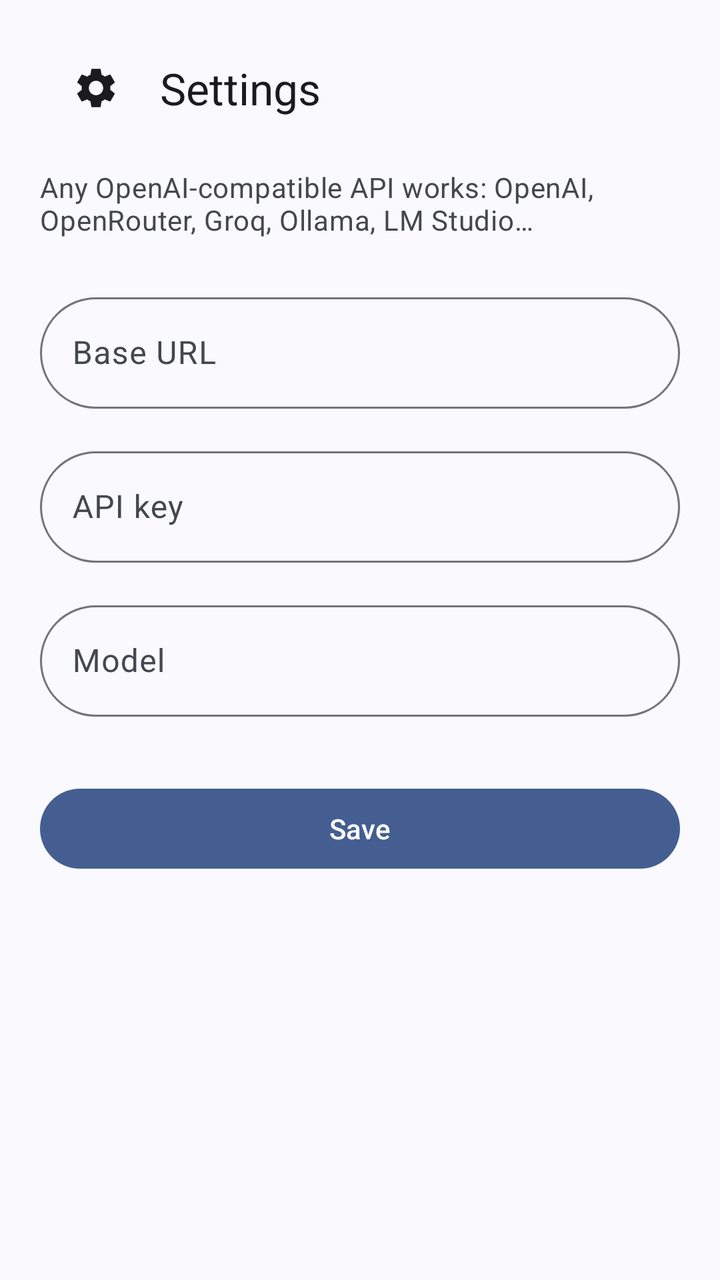
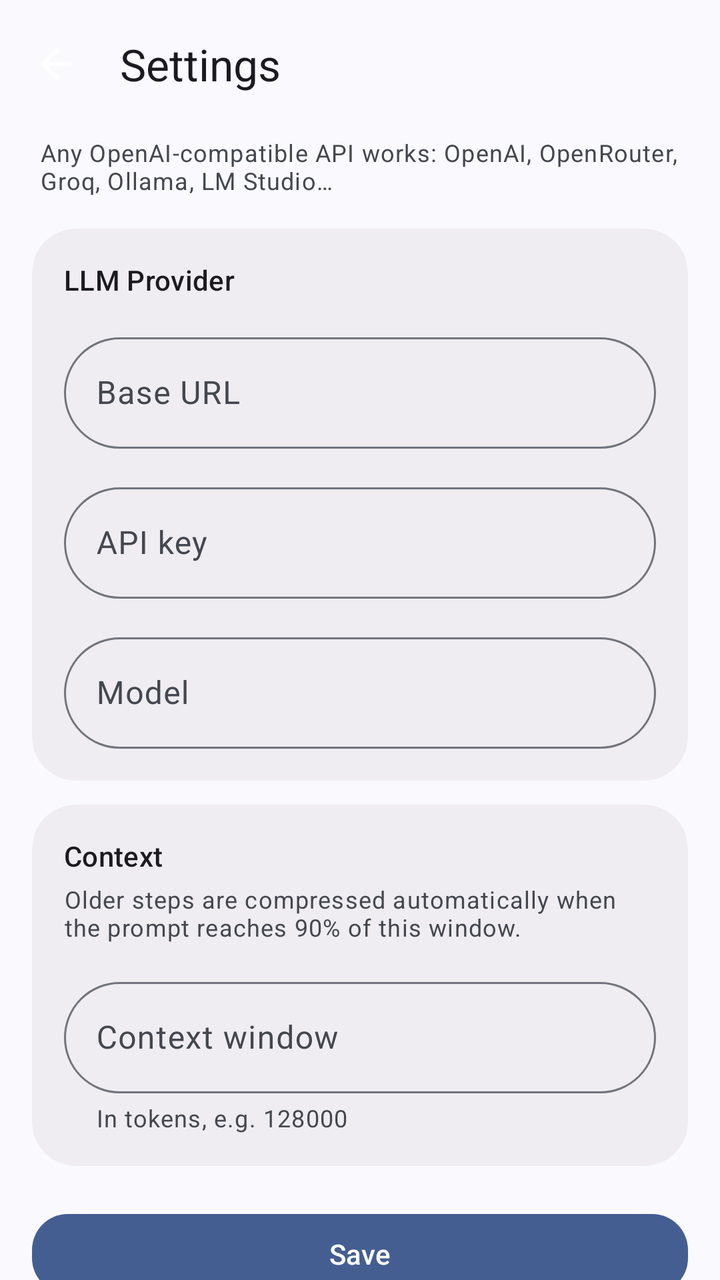

An Android layout rendered at two revisions. The XML below is the earlier revision; the diff shows what the commit changed to produce the second picture.
<!-- AndroidManifest.xml: application theme Theme.Controller -->
<!-- res/layout/activity_settings.xml -->
<?xml version="1.0" encoding="utf-8"?>
<ScrollView xmlns:android="http://schemas.android.com/apk/res/android"
    xmlns:app="http://schemas.android.com/apk/res-auto"
    android:layout_width="match_parent"
    android:layout_height="match_parent"
    android:background="?attr/colorSurface">

    <LinearLayout
        android:layout_width="match_parent"
        android:layout_height="wrap_content"
        android:orientation="vertical"
        android:paddingStart="20dp"
        android:paddingEnd="20dp"
        android:paddingTop="12dp"
        android:paddingBottom="24dp">

        <com.google.android.material.appbar.MaterialToolbar
            android:id="@+id/toolbar"
            android:layout_width="match_parent"
            android:layout_height="?attr/actionBarSize"
            app:navigationIcon="@drawable/ic_settings"
            app:title="@string/settings_title" />

        <TextView
            android:layout_width="wrap_content"
            android:layout_height="wrap_content"
            android:layout_marginTop="8dp"
            android:text="@string/provider_note"
            android:textAppearance="@style/TextAppearance.Material3.BodyMedium"
            android:textColor="?attr/colorOnSurfaceVariant" />

        <com.google.android.material.textfield.TextInputLayout
            style="@style/Widget.Controller.TextInputLayout"
            android:layout_width="match_parent"
            android:layout_height="wrap_content"
            android:layout_marginTop="24dp"
            android:hint="@string/label_url">

            <com.google.android.material.textfield.TextInputEditText
                android:id="@+id/etUrl"
                android:layout_width="match_parent"
                android:layout_height="wrap_content"
                android:inputType="textUri" />

        </com.google.android.material.textfield.TextInputLayout>

        <com.google.android.material.textfield.TextInputLayout
            style="@style/Widget.Controller.TextInputLayout"
            android:layout_width="match_parent"
            android:layout_height="wrap_content"
            android:layout_marginTop="16dp"
            android:hint="@string/label_key">

            <com.google.android.material.textfield.TextInputEditText
                android:id="@+id/etKey"
                android:layout_width="match_parent"
                android:layout_height="wrap_content"
                android:inputType="textVisiblePassword" />

        </com.google.android.material.textfield.TextInputLayout>

        <com.google.android.material.textfield.TextInputLayout
            style="@style/Widget.Controller.TextInputLayout"
            android:layout_width="match_parent"
            android:layout_height="wrap_content"
            android:layout_marginTop="16dp"
            android:hint="@string/label_model">

            <com.google.android.material.textfield.TextInputEditText
                android:id="@+id/etModel"
                android:layout_width="match_parent"
                android:layout_height="wrap_content"
                android:inputType="textNoSuggestions" />

        </com.google.android.material.textfield.TextInputLayout>

        <com.google.android.material.button.MaterialButton
            android:id="@+id/btnSave"
            android:layout_width="match_parent"
            android:layout_height="wrap_content"
            android:layout_marginTop="32dp"
            android:text="@string/save"
            app:shapeAppearanceOverlay="@style/ShapeAppearance.Material3.Corner.Full" />

    </LinearLayout>

</ScrollView>
<!-- resources referenced by this layout -->
<resources>
  <!-- drawable ic_settings (drawable) -->
  <?xml version="1.0" encoding="utf-8"?>
  <vector xmlns:android="http://schemas.android.com/apk/res/android"
      android:width="24dp"
      android:height="24dp"
      android:viewportWidth="24"
      android:viewportHeight="24"
      android:tint="?attr/colorOnSurface">
      <path
          android:fillColor="#FF000000"
          android:pathData="M19.14,12.94c0.04,-0.3 0.06,-0.61 0.06,-0.94c0,-0.32 -0.02,-0.64 -0.07,-0.94l2.03,-1.58c0.18,-0.14 0.23,-0.41 0.12,-0.61l-1.92,-3.32c-0.12,-0.22 -0.37,-0.29 -0.59,-0.22l-2.39,0.96c-0.5,-0.38 -1.03,-0.7 -1.62,-0.94L14.4,2.81c-0.04,-0.24 -0.24,-0.41 -0.48,-0.41h-3.84c-0.24,0 -0.43,0.17 -0.47,0.41L9.25,5.35C8.66,5.59 8.12,5.92 7.63,6.29L5.24,5.33c-0.22,-0.08 -0.47,0 -0.59,0.22L2.74,8.87C2.62,9.08 2.66,9.34 2.86,9.48l2.03,1.58C4.84,11.36 4.8,11.69 4.8,12s0.02,0.64 0.07,0.94l-2.03,1.58c-0.18,0.14 -0.23,0.41 -0.12,0.61l1.92,3.32c0.12,0.22 0.37,0.29 0.59,0.22l2.39,-0.96c0.5,0.38 1.03,0.7 1.62,0.94l0.36,2.54c0.05,0.24 0.24,0.41 0.48,0.41h3.84c0.24,0 0.44,-0.17 0.47,-0.41l0.36,-2.54c0.59,-0.24 1.13,-0.56 1.62,-0.94l2.39,0.96c0.22,0.08 0.47,0 0.59,-0.22l1.92,-3.32c0.12,-0.22 0.07,-0.47 -0.12,-0.61L19.14,12.94zM12,15.6c-1.98,0 -3.6,-1.62 -3.6,-3.6s1.62,-3.6 3.6,-3.6s3.6,1.62 3.6,3.6S13.98,15.6 12,15.6z" />
  </vector>
  <string name="label_key">API key</string>
  <string name="label_model">Model</string>
  <string name="label_url">Base URL</string>
  <string name="provider_note">Any OpenAI-compatible API works: OpenAI, OpenRouter, Groq, Ollama, LM Studio…</string>
  <string name="save">Save</string>
  <string name="settings_title">Settings</string>
  <style name="Widget.Controller.TextInputLayout" parent="Widget.Material3.TextInputLayout.OutlinedBox">
          <item name="boxCornerRadiusTopStart">28dp</item>
          <item name="boxCornerRadiusTopEnd">28dp</item>
          <item name="boxCornerRadiusBottomStart">28dp</item>
          <item name="boxCornerRadiusBottomEnd">28dp</item>
      </style>
  <style name="Theme.Controller" parent="Theme.Material3.DynamicColors.DayNight.NoActionBar">
          <item name="android:statusBarColor">?attr/colorSurface</item>
          <item name="android:navigationBarColor">?attr/colorSurface</item>
      </style>
</resources>

<!-- the commit's change to res/layout/activity_settings.xml (unified diff, before → after) -->
@@ -3,84 +3,169 @@
     xmlns:app="http://schemas.android.com/apk/res-auto"
     android:layout_width="match_parent"
     android:layout_height="match_parent"
-    android:background="?attr/colorSurface">
+    android:background="?attr/colorSurface"
+    android:fillViewport="true"
+    android:scrollbars="none">
 
     <LinearLayout
         android:layout_width="match_parent"
         android:layout_height="wrap_content"
         android:orientation="vertical"
-        android:paddingStart="20dp"
-        android:paddingEnd="20dp"
-        android:paddingTop="12dp"
-        android:paddingBottom="24dp">
+        android:paddingBottom="28dp">
 
         <com.google.android.material.appbar.MaterialToolbar
             android:id="@+id/toolbar"
             android:layout_width="match_parent"
             android:layout_height="?attr/actionBarSize"
-            app:navigationIcon="@drawable/ic_settings"
-            app:title="@string/settings_title" />
+            android:background="?attr/colorSurface"
+            app:navigationIcon="@drawable/ic_back"
+            app:title="@string/settings_title"
+            app:titleTextAppearance="@style/TextAppearance.Material3.TitleLarge" />
 
         <TextView
-            android:layout_width="wrap_content"
+            android:layout_width="match_parent"
             android:layout_height="wrap_content"
-            android:layout_marginTop="8dp"
+            android:paddingStart="20dp"
+            android:paddingTop="4dp"
+            android:paddingEnd="20dp"
             android:text="@string/provider_note"
-            android:textAppearance="@style/TextAppearance.Material3.BodyMedium"
+            android:textAppearance="@style/TextAppearance.Material3.BodySmall"
             android:textColor="?attr/colorOnSurfaceVariant" />
 
-        <com.google.android.material.textfield.TextInputLayout
-            style="@style/Widget.Controller.TextInputLayout"
+        <com.google.android.material.card.MaterialCardView
             android:layout_width="match_parent"
             android:layout_height="wrap_content"
-            android:layout_marginTop="24dp"
-            android:hint="@string/label_url">
+            android:layout_marginStart="16dp"
+            android:layout_marginTop="16dp"
+            android:layout_marginEnd="16dp"
+            app:cardBackgroundColor="?attr/colorSurfaceContainer"
+            app:cardCornerRadius="22dp"
+            app:cardElevation="0dp"
+            app:strokeWidth="0dp">
 
-            <com.google.android.material.textfield.TextInputEditText
-                android:id="@+id/etUrl"
+            <LinearLayout
                 android:layout_width="match_parent"
                 android:layout_height="wrap_content"
-                android:inputType="textUri" />
+                android:orientation="vertical"
+                android:padding="16dp">
 
-        </com.google.android.material.textfield.TextInputLayout>
+                <TextView
+                    android:layout_width="wrap_content"
+                    android:layout_height="wrap_content"
+                    android:text="@string/provider_header"
+                    android:textAppearance="@style/TextAppearance.Material3.TitleSmall"
+                    android:textColor="?attr/colorOnSurface" />
 
-        <com.google.android.material.textfield.TextInputLayout
-            style="@style/Widget.Controller.TextInputLayout"
+                <com.google.android.material.textfield.TextInputLayout
+                    style="@style/Widget.Controller.TextInputLayout"
+                    android:layout_width="match_parent"
+                    android:layout_height="wrap_content"
+                    android:layout_marginTop="14dp"
+                    android:hint="@string/label_url">
+
+                    <com.google.android.material.textfield.TextInputEditText
+                        android:id="@+id/etUrl"
+                        android:layout_width="match_parent"
+                        android:layout_height="wrap_content"
+                        android:inputType="textUri" />
+
+                </com.google.android.material.textfield.TextInputLayout>
+
+                <com.google.android.material.textfield.TextInputLayout
+                    style="@style/Widget.Controller.TextInputLayout"
+                    android:layout_width="match_parent"
+                    android:layout_height="wrap_content"
+                    android:layout_marginTop="14dp"
+                    android:hint="@string/label_key">
+
+                    <com.google.android.material.textfield.TextInputEditText
+                        android:id="@+id/etKey"
+                        android:layout_width="match_parent"
+                        android:layout_height="wrap_content"
+                        android:inputType="textVisiblePassword" />
+
+                </com.google.android.material.textfield.TextInputLayout>
+
+                <com.google.android.material.textfield.TextInputLayout
+                    style="@style/Widget.Controller.TextInputLayout"
+                    android:layout_width="match_parent"
+                    android:layout_height="wrap_content"
+                    android:layout_marginTop="14dp"
+                    android:hint="@string/label_model">
+
+                    <com.google.android.material.textfield.TextInputEditText
+                        android:id="@+id/etModel"
+                        android:layout_width="match_parent"
+                        android:layout_height="wrap_content"
+                        android:inputType="textNoSuggestions" />
+
+                </com.google.android.material.textfield.TextInputLayout>
+
+            </LinearLayout>
+
+        </com.google.android.material.card.MaterialCardView>
+
+        <com.google.android.material.card.MaterialCardView
             android:layout_width="match_parent"
             android:layout_height="wrap_content"
-            android:layout_marginTop="16dp"
-            android:hint="@string/label_key">
+            android:layout_marginStart="16dp"
+            android:layout_marginTop="12dp"
+            android:layout_marginEnd="16dp"
+            app:cardBackgroundColor="?attr/colorSurfaceContainer"
+            app:cardCornerRadius="22dp"
+            app:cardElevation="0dp"
+            app:strokeWidth="0dp">
 
-            <com.google.android.material.textfield.TextInputEditText
-                android:id="@+id/etKey"
+            <LinearLayout
                 android:layout_width="match_parent"
                 android:layout_height="wrap_content"
-                android:inputType="textVisiblePassword" />
+                android:orientation="vertical"
+                android:padding="16dp">
 
-        </com.google.android.material.textfield.TextInputLayout>
+                <TextView
+                    android:layout_width="wrap_content"
+                    android:layout_height="wrap_content"
+                    android:text="@string/context_header"
+                    android:textAppearance="@style/TextAppearance.Material3.TitleSmall"
+                    android:textColor="?attr/colorOnSurface" />
 
-        <com.google.android.material.textfield.TextInputLayout
-            style="@style/Widget.Controller.TextInputLayout"
-            android:layout_width="match_parent"
-            android:layout_height="wrap_content"
-            android:layout_marginTop="16dp"
-            android:hint="@string/label_model">
+                <TextView
+                    android:layout_width="match_parent"
+                    android:layout_height="wrap_content"
+                    android:layout_marginTop="4dp"
+                    android:text="@string/context_window_note"
+                    android:textAppearance="@style/TextAppearance.Material3.BodySmall"
+                    android:textColor="?attr/colorOnSurfaceVariant" />
 
-            <com.google.android.material.textfield.TextInputEditText
-                android:id="@+id/etModel"
-                android:layout_width="match_parent"
-                android:layout_height="wrap_content"
-                android:inputType="textNoSuggestions" />
+                <com.google.android.material.textfield.TextInputLayout
+                    style="@style/Widget.Controller.TextInputLayout"
+                    android:layout_width="match_parent"
+                    android:layout_height="wrap_content"
+                    android:layout_marginTop="14dp"
+                    android:hint="@string/context_window"
+                    app:helperText="@string/context_window_helper">
 
-        </com.google.android.material.textfield.TextInputLayout>
+                    <com.google.android.material.textfield.TextInputEditText
+                        android:id="@+id/etContext"
+                        android:layout_width="match_parent"
+                        android:layout_height="wrap_content"
+                        android:inputType="number" />
+
+                </com.google.android.material.textfield.TextInputLayout>
+
+            </LinearLayout>
+
+        </com.google.android.material.card.MaterialCardView>
 
         <com.google.android.material.button.MaterialButton
             android:id="@+id/btnSave"
             android:layout_width="match_parent"
             android:layout_height="wrap_content"
-            android:layout_marginTop="32dp"
+            android:layout_marginStart="16dp"
+            android:layout_marginTop="20dp"
+            android:layout_marginEnd="16dp"
             android:text="@string/save"
-            app:shapeAppearanceOverlay="@style/ShapeAppearance.Material3.Corner.Full" />
+            app:cornerRadius="18dp" />
 
     </LinearLayout>
 
<!-- resource entries referenced after the edit -->
@@ -1,20 +1,24 @@
 <!-- resources referenced by this layout -->
 <resources>
-  <!-- drawable ic_settings (drawable) -->
+  <!-- drawable ic_back (drawable) -->
   <?xml version="1.0" encoding="utf-8"?>
   <vector xmlns:android="http://schemas.android.com/apk/res/android"
       android:width="24dp"
       android:height="24dp"
       android:viewportWidth="24"
-      android:viewportHeight="24"
-      android:tint="?attr/colorOnSurface">
+      android:viewportHeight="24">
       <path
-          android:fillColor="#FF000000"
-          android:pathData="M19.14,12.94c0.04,-0.3 0.06,-0.61 0.06,-0.94c0,-0.32 -0.02,-0.64 -0.07,-0.94l2.03,-1.58c0.18,-0.14 0.23,-0.41 0.12,-0.61l-1.92,-3.32c-0.12,-0.22 -0.37,-0.29 -0.59,-0.22l-2.39,0.96c-0.5,-0.38 -1.03,-0.7 -1.62,-0.94L14.4,2.81c-0.04,-0.24 -0.24,-0.41 -0.48,-0.41h-3.84c-0.24,0 -0.43,0.17 -0.47,0.41L9.25,5.35C8.66,5.59 8.12,5.92 7.63,6.29L5.24,5.33c-0.22,-0.08 -0.47,0 -0.59,0.22L2.74,8.87C2.62,9.08 2.66,9.34 2.86,9.48l2.03,1.58C4.84,11.36 4.8,11.69 4.8,12s0.02,0.64 0.07,0.94l-2.03,1.58c-0.18,0.14 -0.23,0.41 -0.12,0.61l1.92,3.32c0.12,0.22 0.37,0.29 0.59,0.22l2.39,-0.96c0.5,0.38 1.03,0.7 1.62,0.94l0.36,2.54c0.05,0.24 0.24,0.41 0.48,0.41h3.84c0.24,0 0.44,-0.17 0.47,-0.41l0.36,-2.54c0.59,-0.24 1.13,-0.56 1.62,-0.94l2.39,0.96c0.22,0.08 0.47,0 0.59,-0.22l1.92,-3.32c0.12,-0.22 0.07,-0.47 -0.12,-0.61L19.14,12.94zM12,15.6c-1.98,0 -3.6,-1.62 -3.6,-3.6s1.62,-3.6 3.6,-3.6s3.6,1.62 3.6,3.6S13.98,15.6 12,15.6z" />
+          android:fillColor="#FFFFFFFF"
+          android:pathData="M20,11H7.83l5.59,-5.59L12,4l-8,8 8,8 1.41,-1.41L7.83,13H20v-2z" />
   </vector>
+  <string name="context_header">Context</string>
+  <string name="context_window">Context window</string>
+  <string name="context_window_helper">In tokens, e.g. 128000</string>
+  <string name="context_window_note">Older steps are compressed automatically when the prompt reaches 90% of this window.</string>
   <string name="label_key">API key</string>
   <string name="label_model">Model</string>
   <string name="label_url">Base URL</string>
+  <string name="provider_header">LLM Provider</string>
   <string name="provider_note">Any OpenAI-compatible API works: OpenAI, OpenRouter, Groq, Ollama, LM Studio…</string>
   <string name="save">Save</string>
   <string name="settings_title">Settings</string>
